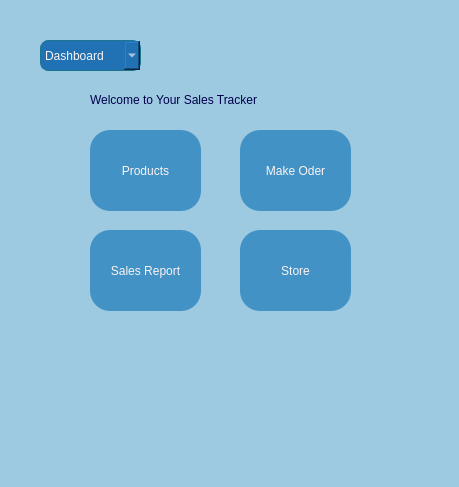
Qt form ui/dashboard.ui (JustRax/AppDev-Project-DailySalesTracker-BSIT22A2) before a commit.
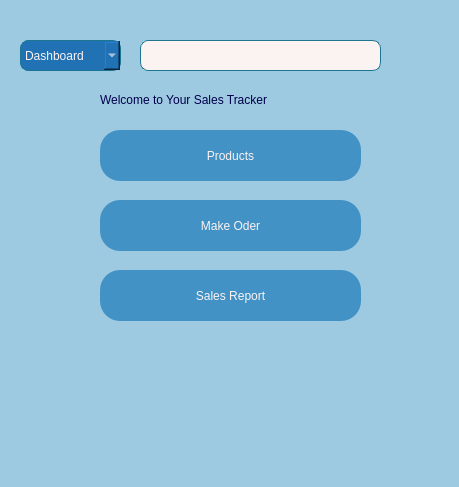
The same form after that commit.

Patch:
```diff
--- a/ui/dashboard.ui
+++ b/ui/dashboard.ui
@@ -21,10 +21,10 @@
    <widget class="QPushButton" name="productBtn">
     <property name="geometry">
      <rect>
-      <x>90</x>
+      <x>100</x>
       <y>130</y>
-      <width>111</width>
-      <height>81</height>
+      <width>261</width>
+      <height>51</height>
      </rect>
     </property>
     <property name="styleSheet">
@@ -40,10 +40,10 @@
    <widget class="QPushButton" name="salesreportBtn">
     <property name="geometry">
      <rect>
-      <x>90</x>
-      <y>230</y>
-      <width>111</width>
-      <height>81</height>
+      <x>100</x>
+      <y>270</y>
+      <width>261</width>
+      <height>51</height>
      </rect>
     </property>
     <property name="styleSheet">
@@ -59,10 +59,10 @@
    <widget class="QPushButton" name="makeorderBtn">
     <property name="geometry">
      <rect>
-      <x>240</x>
-      <y>130</y>
-      <width>111</width>
-      <height>81</height>
+      <x>100</x>
+      <y>200</y>
+      <width>261</width>
+      <height>51</height>
      </rect>
     </property>
     <property name="styleSheet">
@@ -75,29 +75,10 @@
      <string>Make Oder</string>
     </property>
    </widget>
-   <widget class="QPushButton" name="storeBtn">
-    <property name="geometry">
-     <rect>
-      <x>240</x>
-      <y>230</y>
-      <width>111</width>
-      <height>81</height>
-     </rect>
-    </property>
-    <property name="styleSheet">
-     <string notr="true">background-color:rgb(66, 146, 198);
-border-radius:20px;
-color:rgb(251, 243, 242);
-font: 75 10pt &quot;Eras Bold ITC&quot;;</string>
-    </property>
-    <property name="text">
-     <string>Store</string>
-    </property>
-   </widget>
    <widget class="QLabel" name="label">
     <property name="geometry">
      <rect>
-      <x>90</x>
+      <x>100</x>
       <y>90</y>
       <width>261</width>
       <height>20</height>
@@ -114,7 +95,7 @@
    <widget class="QComboBox" name="choices">
     <property name="geometry">
      <rect>
-      <x>40</x>
+      <x>20</x>
       <y>40</y>
       <width>101</width>
       <height>31</height>
@@ -143,6 +124,26 @@
      </property>
     </item>
    </widget>
+   <widget class="QLabel" name="dateTimeLabel">
+    <property name="geometry">
+     <rect>
+      <x>140</x>
+      <y>40</y>
+      <width>241</width>
+      <height>31</height>
+     </rect>
+    </property>
+    <property name="styleSheet">
+     <string notr="true">background-color:rgb(251, 243, 242);;
+color:rgb(3, 37, 57);
+font: 75 10pt &quot;Verdana&quot;;
+border: 1px solid rgb(28, 118, 143);
+border-radius: 8px;</string>
+    </property>
+    <property name="text">
+     <string/>
+    </property>
+   </widget>
   </widget>
   <widget class="QStatusBar" name="statusbar"/>
  </widget>
```
